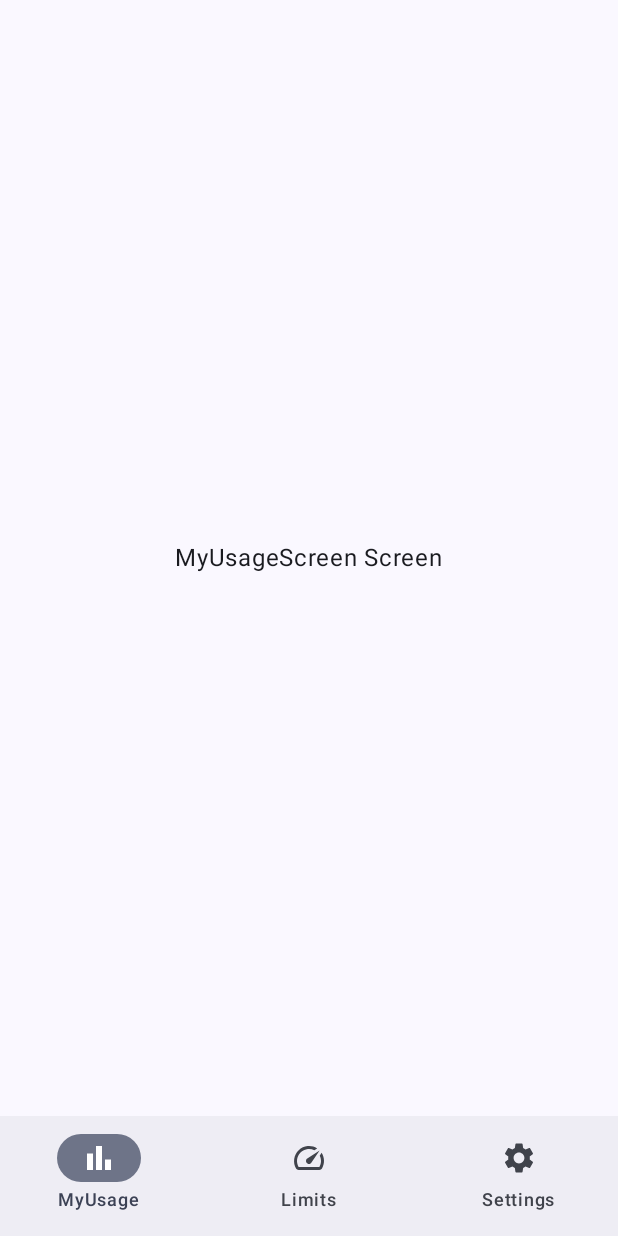
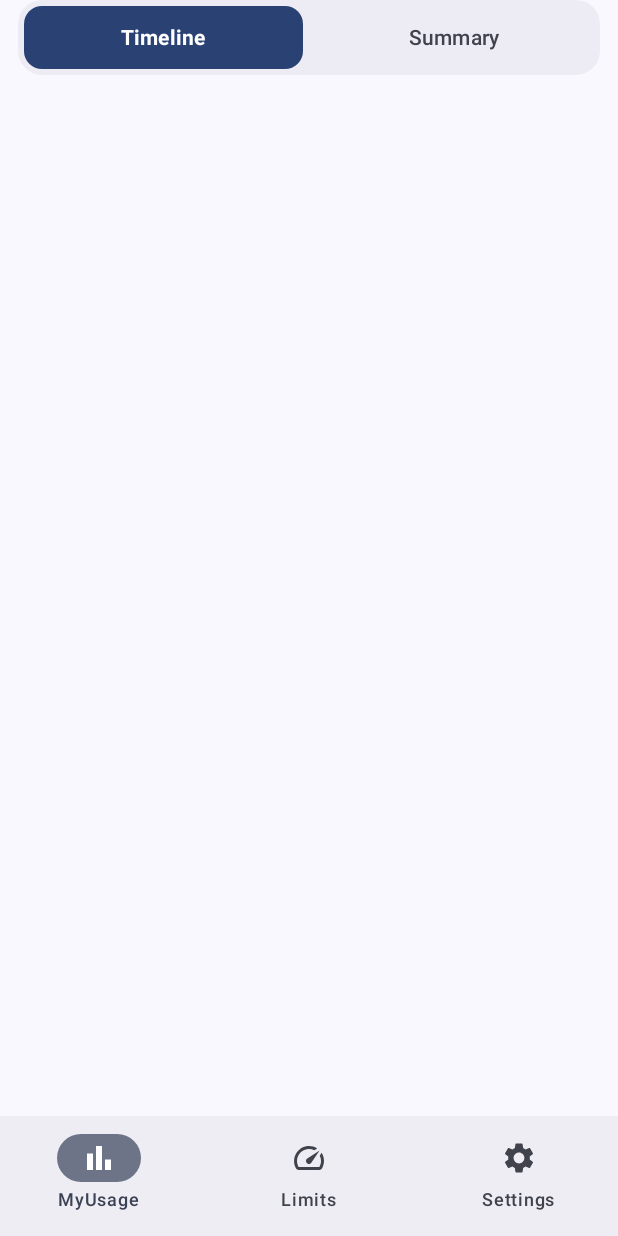
Before and after one commit to achinthash/ScreenGuard-Android-ScreenTime-Manager, an Android app built with Jetpack Compose: the screen it shows after launch (MainActivity), on a phone screen of 412 x 824 dp. Run offline under Robolectric (Android 15) with nearby library versions, the phone set to English and light mode, and no system bars.

Commit message:
added main tabs

```diff
--- a/app/src/main/java/com/achinthas/screencut/MyUsageScreen.kt
+++ b/app/src/main/java/com/achinthas/screencut/MyUsageScreen.kt
@@ -1,15 +1,119 @@
 package com.achinthas.screenguard
 
 import androidx.compose.foundation.layout.Box
-import androidx.compose.foundation.layout.fillMaxSize
 import androidx.compose.material3.Text
 import androidx.compose.runtime.Composable
 import androidx.compose.ui.Alignment
 import androidx.compose.ui.Modifier
+import androidx.compose.foundation.background
+import androidx.compose.foundation.clickable
+import androidx.compose.foundation.layout.Arrangement
+import androidx.compose.foundation.layout.Column
+import androidx.compose.foundation.layout.Row
+import androidx.compose.foundation.layout.Spacer
+import androidx.compose.foundation.layout.fillMaxWidth
+import androidx.compose.foundation.layout.height
+import androidx.compose.foundation.layout.padding
+import androidx.compose.foundation.shape.RoundedCornerShape
+import androidx.compose.material3.MaterialTheme
+import androidx.compose.material3.Scaffold
+import androidx.compose.runtime.getValue
+import androidx.compose.runtime.mutableIntStateOf
+import androidx.compose.runtime.remember
+import androidx.compose.runtime.setValue
+import androidx.compose.ui.draw.clip
+import androidx.compose.ui.text.font.FontWeight
+import androidx.compose.ui.unit.dp
+
 
 @Composable
 fun MyUsageScreen() {
-    Box(Modifier.fillMaxSize(), contentAlignment = Alignment.Center) {
-        Text("MyUsageScreen Screen")
+
+    var selectedTab by remember { mutableIntStateOf(0) }
+
+    Scaffold(
+
+    ) { innerPadding ->
+
+        Column(
+            modifier = Modifier
+                .fillMaxWidth()
+                .padding(innerPadding)
+                .padding(horizontal =  12.dp),
+            verticalArrangement = Arrangement.spacedBy(5.dp)
+
+        ) {
+
+            Row(
+                modifier = Modifier
+                    .fillMaxWidth()
+                    .clip(RoundedCornerShape(16.dp))
+                    .background(MaterialTheme.colorScheme.surfaceVariant.copy(alpha = 0.5f))
+            ) {
+
+                Box(
+                    modifier = Modifier
+                        .weight(1f)
+                        .padding(4.dp)
+                        .height(42.dp)
+                        .clip(RoundedCornerShape(12.dp))
+                        .background(if (selectedTab == 0) MaterialTheme.colorScheme.primary else  MaterialTheme.colorScheme.surfaceVariant.copy(alpha = 0f),)
+                        .clickable { selectedTab = 0 },
+                    contentAlignment = Alignment.Center
+                ) {
+                    Text(
+                        text = "Timeline",
+                        style = MaterialTheme.typography.labelLarge,
+                        fontWeight = if (selectedTab == 0 ) FontWeight.Bold else FontWeight.Medium,
+                        color = if(selectedTab == 0)  MaterialTheme.colorScheme.onPrimary else MaterialTheme.colorScheme.onSurfaceVariant,
+                    )
+                }
+
+                Box(
+                    modifier = Modifier
+                        .weight(1f)
+                        .padding(4.dp)
+                        .height(42.dp)
+                        .clip(RoundedCornerShape(12.dp))
+                        .background(if (selectedTab == 1) MaterialTheme.colorScheme.primary else  MaterialTheme.colorScheme.surfaceVariant.copy(alpha = 0f),)
+                        .clickable { selectedTab = 1 },
+                    contentAlignment = Alignment.Center
+                ) {
+                    Text(
+                        text = "Summary",
+                        style = MaterialTheme.typography.labelLarge,
+                        fontWeight = if (selectedTab == 1) FontWeight.Bold else FontWeight.Medium,
+                        color = if(selectedTab == 1)  MaterialTheme.colorScheme.onPrimary else MaterialTheme.colorScheme.onSurfaceVariant,
+                    )
+                }
+            }
+            Spacer(modifier = Modifier.height(1.dp))
+
+            // Switch Composables
+            when (selectedTab) {
+                0 -> TimelineContent()
+                1 -> SummaryContent()
+            }
+        }
+
+
+
+    }
+
+}
+
+
+@Composable
+fun TimelineContent() {
+    Box(modifier = Modifier.fillMaxWidth(), contentAlignment = Alignment.Center) {
+
     }
 }
+
+
+@Composable
+fun SummaryContent() {
+    Box(modifier = Modifier.fillMaxWidth(), contentAlignment = Alignment.Center) {
+
+    }
+}
```
